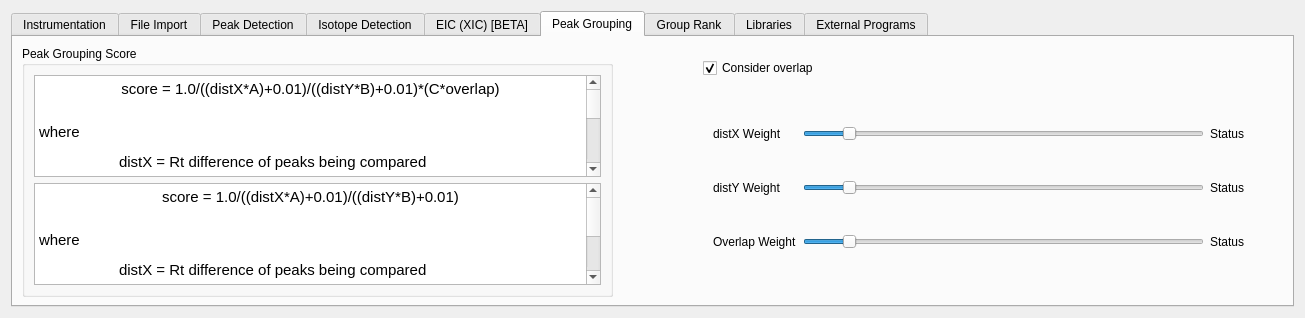
Qt form mzroll/forms/settingsform.ui (ElucidataInc/ElMaven) before a commit.
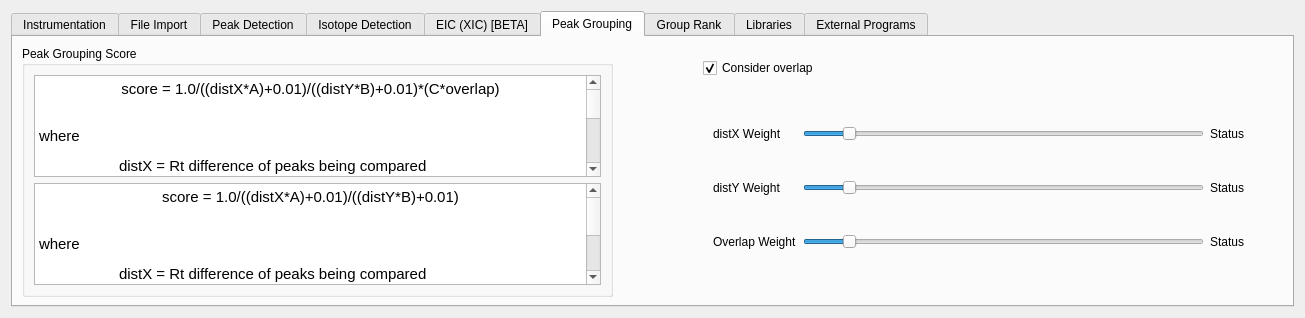
The same form after that commit. The open tabs and pages were chosen to show the change. Icons and pictures are not drawn.

Commit message:
Ftr: Peak filtering for isotopes #286
When pulling isotopes based on signalBaselineDiff
of <Peak Filtering> option, isotopes are not being
detected as their abundance is very low.

signalBaselineDiff can be set in <Isotopes Detection> option
particularly for isotpotes. This is different
from signalBaselineDiff of <Peak Filtering> and both of them
working independently.

Issue: #286

```diff
--- a/mzroll/forms/settingsform.ui
+++ b/mzroll/forms/settingsform.ui
@@ -834,7 +834,7 @@
            <string>&lt;!DOCTYPE HTML PUBLIC &quot;-//W3C//DTD HTML 4.0//EN&quot; &quot;http://www.w3.org/TR/REC-html40/strict.dtd&quot;&gt;
 &lt;html&gt;&lt;head&gt;&lt;meta name=&quot;qrichtext&quot; content=&quot;1&quot; /&gt;&lt;style type=&quot;text/css&quot;&gt;
 p, li { white-space: pre-wrap; }
-&lt;/style&gt;&lt;/head&gt;&lt;body style=&quot; font-family:'Sans Serif'; font-size:9pt; font-weight:400; font-style:normal;&quot;&gt;
+&lt;/style&gt;&lt;/head&gt;&lt;body style=&quot; font-family:'Ubuntu'; font-size:11pt; font-weight:400; font-style:normal;&quot;&gt;
 &lt;p align=&quot;center&quot; style=&quot; margin-top:12px; margin-bottom:12px; margin-left:0px; margin-right:0px; -qt-block-indent:0; text-indent:0px;&quot;&gt;&lt;span style=&quot; font-family:'Droid Sans Mono,Courier New,monospace,Droid Sans Fallback'; font-size:11pt; color:#000000;&quot;&gt;score = 1.0/((distX*A)+0.01)/((distY*B)+0.01)*(C*overlap)&lt;/span&gt;&lt;span style=&quot; font-family:'Ubuntu'; font-size:11pt;&quot;&gt;&lt;br /&gt;&lt;/span&gt;&lt;/p&gt;
 &lt;p style=&quot; margin-top:12px; margin-bottom:12px; margin-left:0px; margin-right:0px; -qt-block-indent:0; text-indent:0px;&quot;&gt;&lt;span style=&quot; font-family:'Ubuntu'; font-size:11pt;&quot;&gt;where&lt;/span&gt;&lt;/p&gt;
 &lt;p style=&quot; margin-top:12px; margin-bottom:12px; margin-left:0px; margin-right:0px; -qt-block-indent:0; text-indent:0px;&quot;&gt;&lt;span style=&quot; font-family:'Ubuntu'; font-size:11pt;&quot;&gt;	distX = Rt difference of peaks being compared&lt;/span&gt;&lt;/p&gt;
@@ -852,7 +852,7 @@
            <string>&lt;!DOCTYPE HTML PUBLIC &quot;-//W3C//DTD HTML 4.0//EN&quot; &quot;http://www.w3.org/TR/REC-html40/strict.dtd&quot;&gt;
 &lt;html&gt;&lt;head&gt;&lt;meta name=&quot;qrichtext&quot; content=&quot;1&quot; /&gt;&lt;style type=&quot;text/css&quot;&gt;
 p, li { white-space: pre-wrap; }
-&lt;/style&gt;&lt;/head&gt;&lt;body style=&quot; font-family:'Sans Serif'; font-size:9pt; font-weight:400; font-style:normal;&quot;&gt;
+&lt;/style&gt;&lt;/head&gt;&lt;body style=&quot; font-family:'Ubuntu'; font-size:11pt; font-weight:400; font-style:normal;&quot;&gt;
 &lt;p align=&quot;center&quot; style=&quot; margin-top:0px; margin-bottom:0px; margin-left:0px; margin-right:0px; -qt-block-indent:0; text-indent:0px;&quot;&gt;&lt;span style=&quot; font-family:'Droid Sans Mono,Courier New,monospace,Droid Sans Fallback'; font-size:11pt; color:#000000;&quot;&gt;score = 1.0/((distX*A)+0.01)/((distY*B)+0.01)&lt;/span&gt;&lt;span style=&quot; font-family:'Ubuntu'; font-size:11pt;&quot;&gt;&lt;br /&gt;&lt;/span&gt;&lt;/p&gt;
 &lt;p style=&quot; margin-top:12px; margin-bottom:12px; margin-left:0px; margin-right:0px; -qt-block-indent:0; text-indent:0px;&quot;&gt;&lt;span style=&quot; font-family:'Ubuntu'; font-size:11pt;&quot;&gt;where&lt;/span&gt;&lt;/p&gt;
 &lt;p style=&quot; margin-top:12px; margin-bottom:12px; margin-left:0px; margin-right:0px; -qt-block-indent:0; text-indent:0px;&quot;&gt;&lt;span style=&quot; font-family:'Ubuntu'; font-size:11pt;&quot;&gt;	distX = Rt difference of peaks being compared&lt;/span&gt;&lt;/p&gt;
```
Left out of the diff: 4 changed lines with no effect on the pictures.
